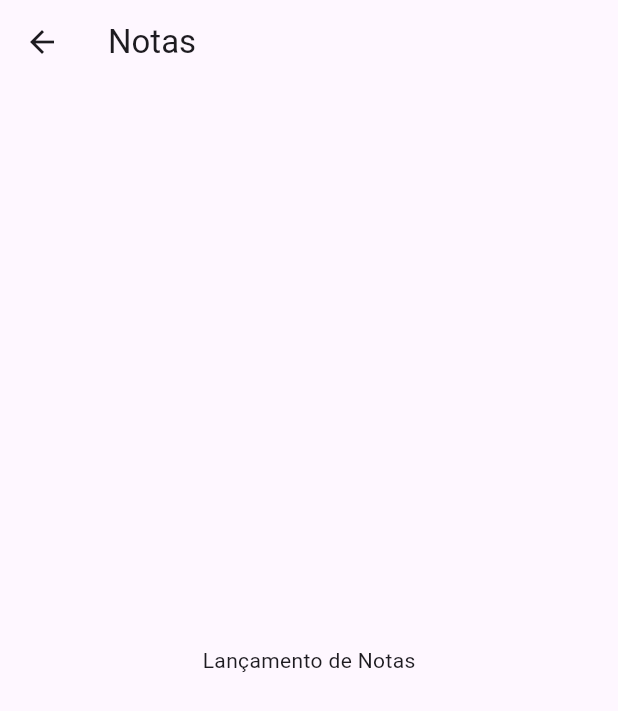
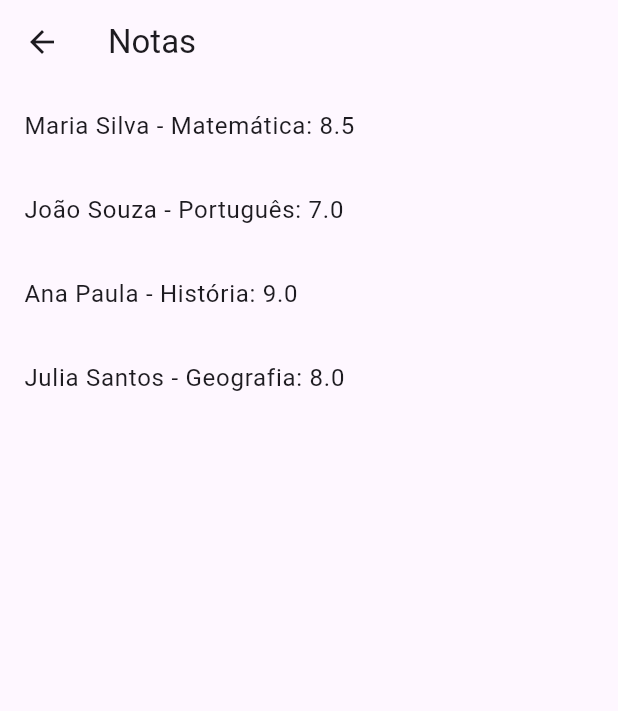
Before and after one commit to Gabrielfreireflores/App-for-teachers-project, a Flutter app: the NotasScreen screen opened directly, on a phone screen of 412 x 824 dp. Shown: the top 711 px of the screen. Run offline on Flutter 3.47's test engine with Material 3 defaults, Android fonts, the light colour scheme and no system bars; our stand-ins replace device_preview.

Commit message:
configurações tela 'sobre' e adição de informações nas telas de notas, alunos e turmas.

```diff
--- a/lib/screens/alunos_screen.dart
+++ b/lib/screens/alunos_screen.dart
@@ -9,9 +9,27 @@
       appBar: AppBar(
         title: const Text("Alunos"),
       ),
-      body: const Center(
-        child: Text("Lista de Alunos"),
-      ),
+      body: ListView(
+  children: const [
+
+    ListTile(
+      title: Text("Maria Silva"),
+    ),
+
+    ListTile(
+      title: Text("João Souza"),
+    ),
+
+    ListTile(
+      title: Text("Ana Paula"),
+    ),
+
+    ListTile(
+      title: Text("Julia Santos"),
+    ),
+
+  ],
+),
     );
   }
 }
--- a/lib/screens/notas_screen.dart
+++ b/lib/screens/notas_screen.dart
@@ -9,9 +9,27 @@
       appBar: AppBar(
         title: const Text("Notas"),
       ),
-      body: const Center(
-        child: Text("Lançamento de Notas"),
-      ),
-    );
+      body: ListView(
+  children: const [
+
+    ListTile(
+      title: Text("Maria Silva - Matemática: 8.5"),
+    ),
+
+    ListTile(
+      title: Text("João Souza - Português: 7.0"),
+    ),
+
+    ListTile(
+      title: Text("Ana Paula - História: 9.0"),
+    ),
+
+    ListTile(
+      title: Text("Julia Santos - Geografia: 8.0"),
+    ),
+
+  ],
+),
+      );
   }
 }
--- a/lib/screens/turmas_screen.dart
+++ b/lib/screens/turmas_screen.dart
@@ -9,9 +9,27 @@
       appBar: AppBar(
         title: const Text("Turmas"),
       ),
-      body: const Center(
-        child: Text("Lista de Turmas"),
-      ),
+      body: ListView(
+  children: const [
+
+    ListTile(
+      title: Text("Matemática"),
+    ),
+
+    ListTile(
+      title: Text("Português"),
+    ),
+
+    ListTile(
+      title: Text("História"),
+    ),
+
+    ListTile(
+      title: Text("Geografia"),
+    ),
+
+  ],
+),
     );
   }
 }
```
Also changed, not shown: lib/screens/about_screen.dart (+23 -3 lines).
